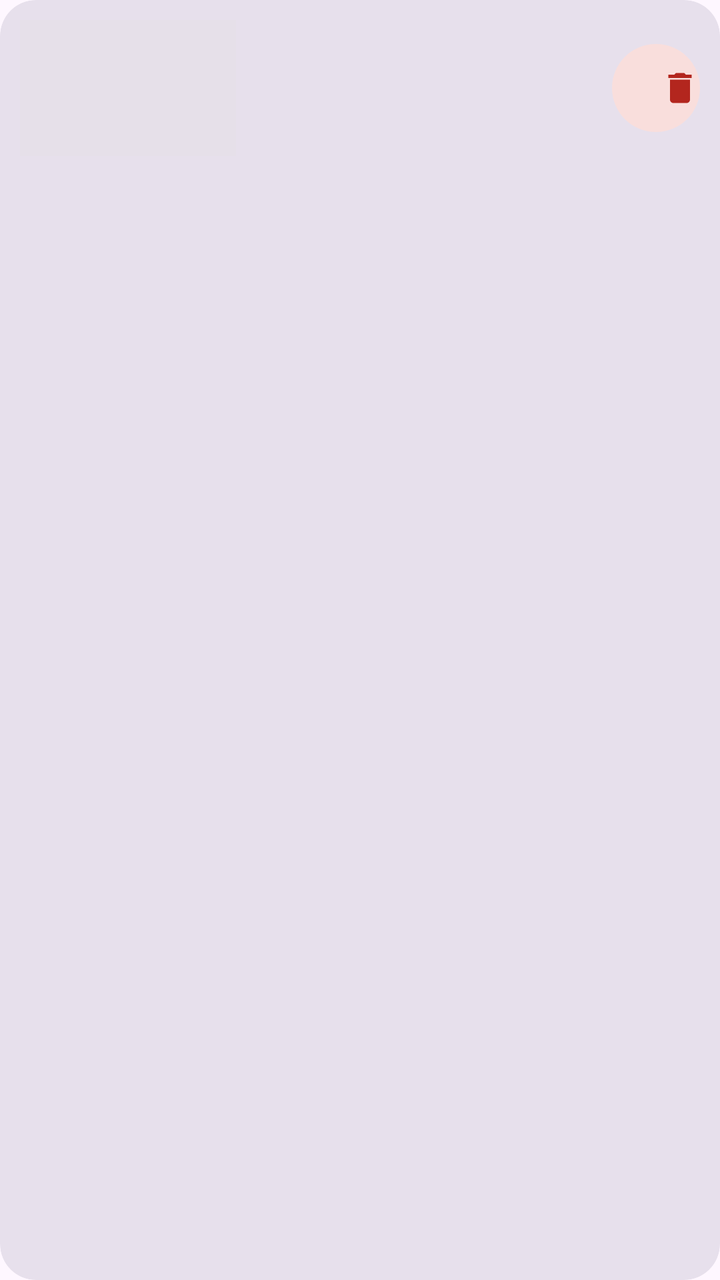
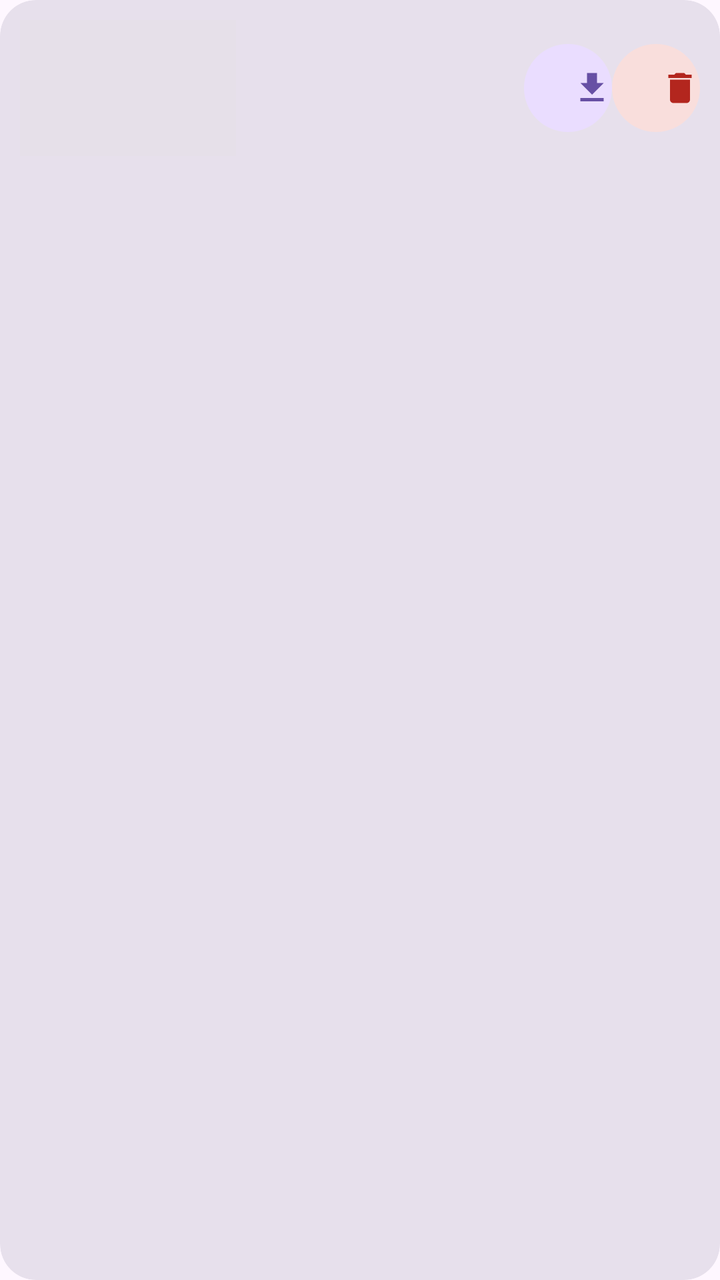

Two renders of the same Android screen: before a commit and after it. Below are the layout's source before the change and the commit's diff.
<!-- AndroidManifest.xml: application theme Theme.ScreenRecord -->
<!-- res/layout/item_video.xml -->
<?xml version="1.0" encoding="utf-8"?>
<com.google.android.material.card.MaterialCardView
    xmlns:android="http://schemas.android.com/apk/res/android"
    xmlns:app="http://schemas.android.com/apk/res-auto"
    android:layout_width="match_parent"
    android:layout_height="wrap_content"
    android:layout_marginHorizontal="6dp"
    android:layout_marginVertical="6dp"
    android:clickable="true"
    android:focusable="true"
    app:cardCornerRadius="18dp"
    app:cardElevation="0dp"
    app:cardBackgroundColor="?attr/colorSurfaceVariant"
    app:strokeWidth="0dp"
    app:rippleColor="?attr/colorPrimary">

    <androidx.constraintlayout.widget.ConstraintLayout
        android:layout_width="match_parent"
        android:layout_height="wrap_content"
        android:padding="10dp">

        <ImageView
            android:id="@+id/iv_thumb"
            android:layout_width="108dp"
            android:layout_height="68dp"
            android:scaleType="centerCrop"
            android:contentDescription="@string/app_name"
            android:background="?attr/colorSurfaceContainerHighest"
            app:layout_constraintStart_toStartOf="parent"
            app:layout_constraintTop_toTopOf="parent"
            app:layout_constraintBottom_toBottomOf="parent" />

        <TextView
            android:id="@+id/tv_name"
            android:layout_width="0dp"
            android:layout_height="wrap_content"
            android:layout_marginStart="14dp"
            android:layout_marginEnd="12dp"
            android:singleLine="true"
            android:ellipsize="middle"
            android:textSize="14sp"
            android:textStyle="bold"
            android:textColor="?attr/colorOnSurface"
            app:layout_constraintStart_toEndOf="@id/iv_thumb"
            app:layout_constraintEnd_toStartOf="@id/btn_delete"
            app:layout_constraintTop_toTopOf="@id/iv_thumb"
            app:layout_constraintBottom_toTopOf="@id/tv_info" />

        <TextView
            android:id="@+id/tv_info"
            android:layout_width="0dp"
            android:layout_height="wrap_content"
            android:layout_marginStart="14dp"
            android:layout_marginEnd="12dp"
            android:layout_marginTop="2dp"
            android:singleLine="true"
            android:textSize="12sp"
            android:textColor="?attr/colorOnSurfaceVariant"
            app:layout_constraintStart_toEndOf="@id/iv_thumb"
            app:layout_constraintEnd_toStartOf="@id/btn_delete"
            app:layout_constraintBottom_toBottomOf="@id/iv_thumb" />

        
        <com.google.android.material.button.MaterialButton
            android:id="@+id/btn_delete"
            android:layout_width="44dp"
            android:layout_height="44dp"
            app:icon="@drawable/ic_delete"
            app:iconSize="20dp"
            app:iconPadding="0dp"
            app:iconTint="?attr/colorError"
            app:cornerRadius="22dp"
            app:backgroundTint="?attr/colorErrorContainer"
            app:strokeWidth="0dp"
            android:insetTop="0dp"
            android:insetBottom="0dp"
            android:insetLeft="0dp"
            android:insetRight="0dp"
            app:layout_constraintEnd_toEndOf="parent"
            app:layout_constraintTop_toTopOf="parent"
            app:layout_constraintBottom_toBottomOf="parent" />

    </androidx.constraintlayout.widget.ConstraintLayout>
</com.google.android.material.card.MaterialCardView>
<!-- resources referenced by this layout -->
<resources>
  <!-- drawable ic_delete (drawable) -->
  <?xml version="1.0" encoding="utf-8"?>
  <vector xmlns:android="http://schemas.android.com/apk/res/android"
      android:width="24dp"
      android:height="24dp"
      android:viewportWidth="24"
      android:viewportHeight="24">
      <path
          android:fillColor="#FFFFFF"
          android:pathData="M6,19c0,1.1 0.9,2 2,2h8c1.1,0 2,-0.9 2,-2V7H6v12zM19,4h-3.5l-1,-1h-5l-1,1H5v2h14V4z" />
  </vector>
  <string name="app_name">Root记录</string>
  <style name="Theme.ScreenRecord" parent="Theme.Material3.DayNight.NoActionBar">
          <item name="android:statusBarColor">@android:color/transparent</item>
          <item name="android:windowLightStatusBar">true</item>
          
          <item name="shapeAppearanceSmallComponent">@style/ShapeAppearance.App.SmallComponent</item>
          <item name="shapeAppearanceMediumComponent">@style/ShapeAppearance.App.MediumComponent</item>
          <item name="shapeAppearanceLargeComponent">@style/ShapeAppearance.App.LargeComponent</item>
      </style>
  <style name="ShapeAppearance.App.SmallComponent" parent="ShapeAppearance.Material3.Corner.Small">
          <item name="cornerFamily">rounded</item>
          <item name="cornerSize">12dp</item>
      </style>
  <style name="ShapeAppearance.App.MediumComponent" parent="ShapeAppearance.Material3.Corner.Medium">
          <item name="cornerFamily">rounded</item>
          <item name="cornerSize">18dp</item>
      </style>
  <style name="ShapeAppearance.App.LargeComponent" parent="ShapeAppearance.Material3.Corner.Large">
          <item name="cornerFamily">rounded</item>
          <item name="cornerSize">24dp</item>
      </style>
</resources>

<!-- the commit's change to res/layout/item_video.xml (unified diff, before → after) -->
@@ -42,7 +42,7 @@
             android:textStyle="bold"
             android:textColor="?attr/colorOnSurface"
             app:layout_constraintStart_toEndOf="@id/iv_thumb"
-            app:layout_constraintEnd_toStartOf="@id/btn_delete"
+            app:layout_constraintEnd_toStartOf="@id/btn_export"
             app:layout_constraintTop_toTopOf="@id/iv_thumb"
             app:layout_constraintBottom_toTopOf="@id/tv_info" />
 
@@ -57,8 +57,28 @@
             android:textSize="12sp"
             android:textColor="?attr/colorOnSurfaceVariant"
             app:layout_constraintStart_toEndOf="@id/iv_thumb"
+            app:layout_constraintEnd_toStartOf="@id/btn_export"
+            app:layout_constraintBottom_toBottomOf="@id/iv_thumb" />
+
+        
+        <com.google.android.material.button.MaterialButton
+            android:id="@+id/btn_export"
+            android:layout_width="44dp"
+            android:layout_height="44dp"
+            app:icon="@drawable/ic_export"
+            app:iconSize="20dp"
+            app:iconPadding="0dp"
+            app:iconTint="?attr/colorPrimary"
+            app:cornerRadius="22dp"
+            app:backgroundTint="?attr/colorPrimaryContainer"
+            app:strokeWidth="0dp"
+            android:insetTop="0dp"
+            android:insetBottom="0dp"
+            android:insetLeft="0dp"
+            android:insetRight="0dp"
             app:layout_constraintEnd_toStartOf="@id/btn_delete"
-            app:layout_constraintBottom_toBottomOf="@id/iv_thumb" />
+            app:layout_constraintTop_toTopOf="parent"
+            app:layout_constraintBottom_toBottomOf="parent" />
 
         
         <com.google.android.material.button.MaterialButton
<!-- resource entries referenced after the edit -->
@@ -10,6 +10,17 @@
       <path
           android:fillColor="#FFFFFF"
           android:pathData="M6,19c0,1.1 0.9,2 2,2h8c1.1,0 2,-0.9 2,-2V7H6v12zM19,4h-3.5l-1,-1h-5l-1,1H5v2h14V4z" />
+  </vector>
+  <!-- drawable ic_export (drawable) -->
+  <?xml version="1.0" encoding="utf-8"?>
+  <vector xmlns:android="http://schemas.android.com/apk/res/android"
+      android:width="24dp"
+      android:height="24dp"
+      android:viewportWidth="24"
+      android:viewportHeight="24">
+      <path
+          android:fillColor="#FFFFFF"
+          android:pathData="M19,9h-4V3H9v6H5l7,7 7,-7zM5,18v2h14v-2H5z" />
   </vector>
   <string name="app_name">Root记录</string>
   <style name="Theme.ScreenRecord" parent="Theme.Material3.DayNight.NoActionBar">
